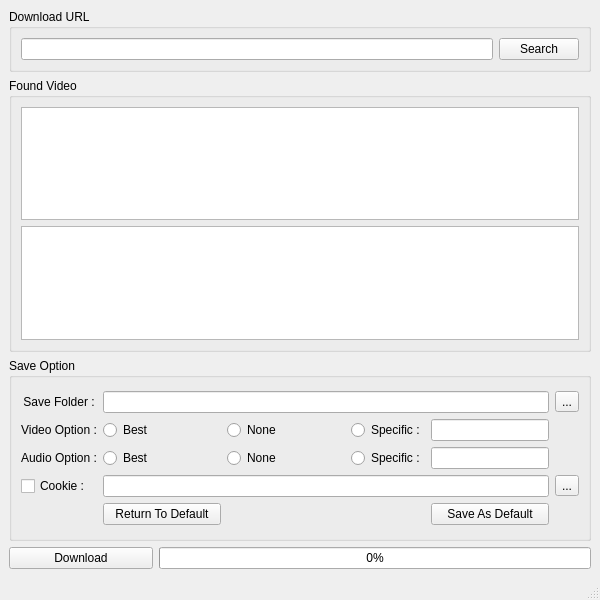
First picture: the form in data/ui/mainwin.ui, repository goldloti2/ytdlp-GUI, before the edit.
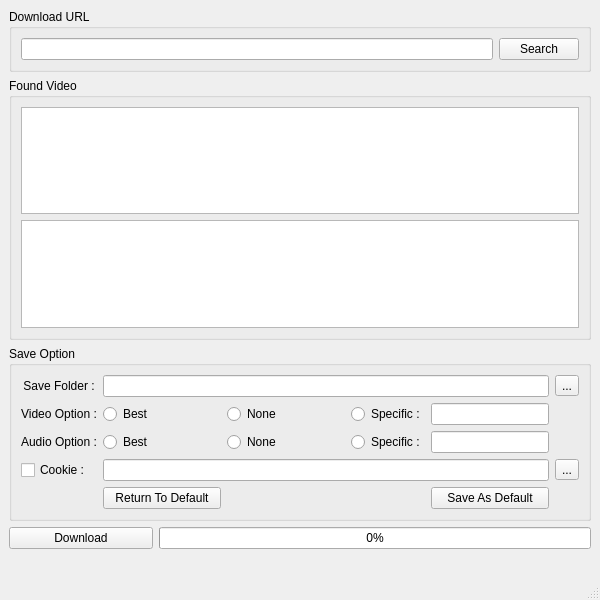
Second picture: the form after the edit.

Commit message: download progress shows on UI

Diff of the .ui file:
```diff
--- a/data/ui/mainwin.ui
+++ b/data/ui/mainwin.ui
@@ -238,6 +238,8 @@
      </widget>
     </item>
     <item>
+     <layout class="QVBoxLayout" name="verticalLayout_5" stretch="1,0">
+      <item>
      <layout class="QHBoxLayout" name="horizontalLayout_6" stretch="1,3">
       <item>
        <widget class="QPushButton" name="dl_btn">
@@ -255,6 +257,39 @@
       </item>
      </layout>
     </item>
+      <item>
+       <layout class="QHBoxLayout" name="horizontalLayout_3" stretch="2,1,1">
+        <item>
+         <widget class="QLabel" name="dl_name_lbl">
+          <property name="text">
+           <string/>
+          </property>
+         </widget>
+        </item>
+        <item>
+         <widget class="QLabel" name="ela_lbl">
+          <property name="text">
+           <string/>
+          </property>
+          <property name="alignment">
+           <set>Qt::AlignCenter</set>
+          </property>
+         </widget>
+        </item>
+        <item>
+         <widget class="QLabel" name="eta_lbl">
+          <property name="text">
+           <string/>
+          </property>
+          <property name="alignment">
+           <set>Qt::AlignCenter</set>
+          </property>
+         </widget>
+        </item>
+       </layout>
+      </item>
+     </layout>
+    </item>
    </layout>
   </widget>
   <widget class="QMenuBar" name="menubar">
```
Left out of the diff: 6 changed lines with no effect on the pictures. Lines whose indentation alone changed are shown as unchanged. The commit also changes 4 other files.
